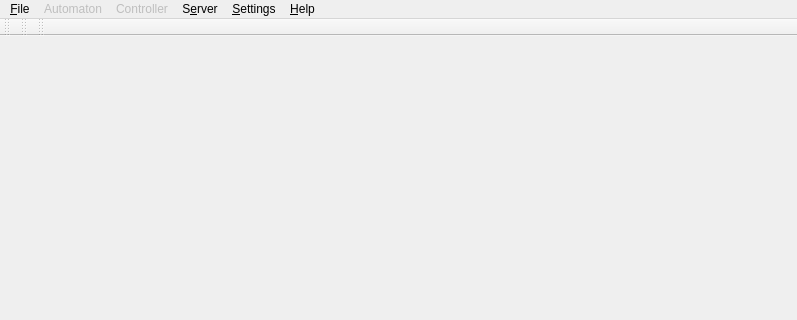
Above: mainwindow.ui from jehrichs/des-control before the change; both pictures show x 0 to 797 and y 0 to 320 of the 797 by 527 pixel window. Below: the same form after it.
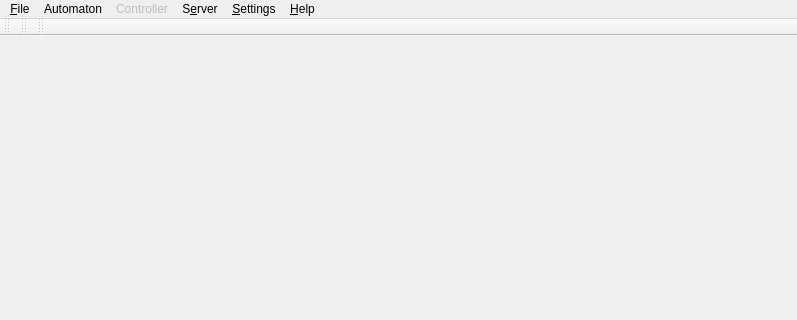
That is the form after the change. Icons and pictures are not drawn.

```diff
--- a/mainwindow.ui
+++ b/mainwindow.ui
@@ -108,7 +108,7 @@
    </widget>
    <widget class="QMenu" name="menuAutomata">
     <property name="enabled">
-     <bool>false</bool>
+     <bool>true</bool>
     </property>
     <property name="title">
      <string>Automaton</string>
```
Left out of the diff: 297 changed lines with no effect on the pictures.
